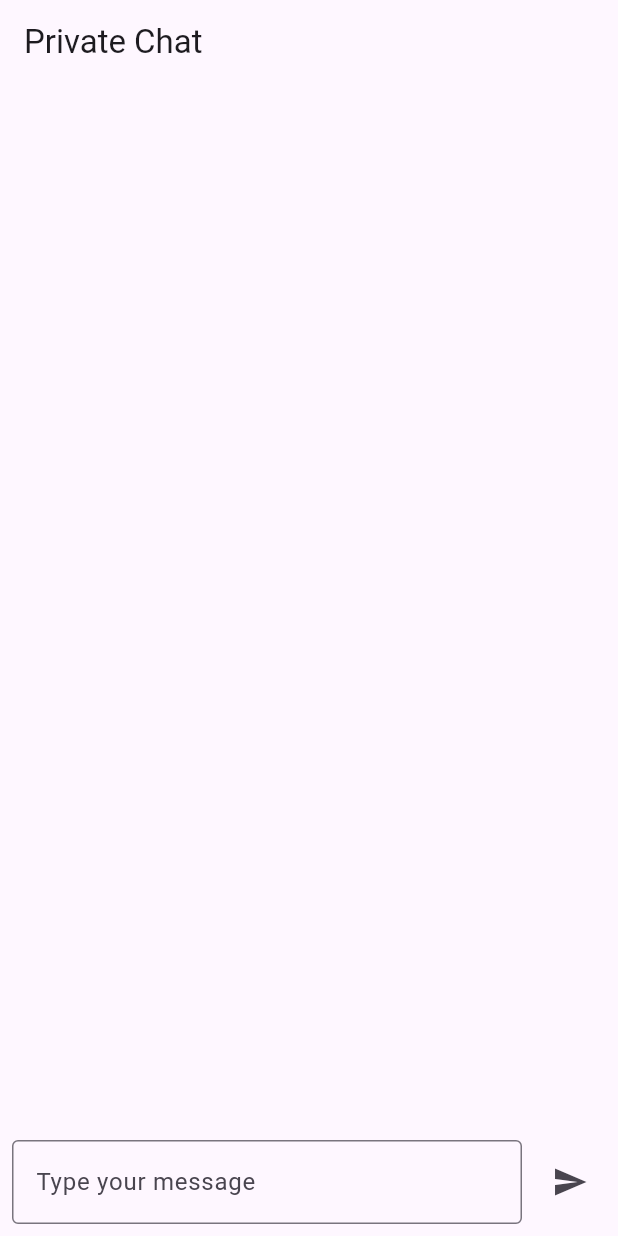
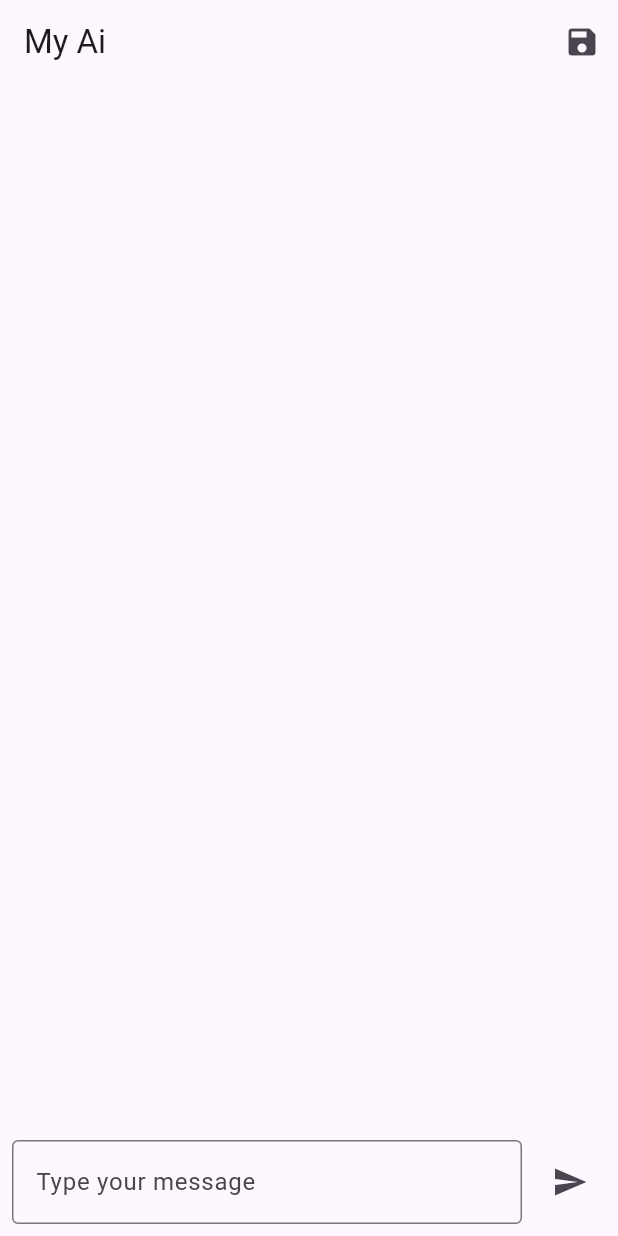
Before and after one commit to JeyzDFoo/private_ai, a Flutter app: the screen it shows after launch, on a phone screen of 412 x 824 dp. Run offline on Flutter 3.47's test engine with Material 3 defaults, Android fonts, the phone set to English and light mode, and no system bars.

Commit message:
Add shared_preferences dependency and update ChatScreen to handle chat history

```diff
--- a/lib/chat_screen.dart
+++ b/lib/chat_screen.dart
@@ -5,7 +5,8 @@ import 'package:flutter/material.dart';
 import 'package:http/http.dart' as http;
 
 class ChatScreen extends StatefulWidget {
-  const ChatScreen({super.key});
+  final Function updateHistory;
+  const ChatScreen({super.key, required this.updateHistory});
 
   @override
   ChatScreenState createState() => ChatScreenState();
@@ -144,11 +145,8 @@ class ChatScreenState extends State<ChatScreen> {
 
   @override
   Widget build(BuildContext context) {
-    return Scaffold(
-      appBar: AppBar(
-        title: Text('Private Chat'),
-      ),
-      body: Column(
+    widget.updateHistory(_messages);
+    return Column(
       children: [
         Expanded(
           child: ListView.builder(
@@ -159,9 +157,8 @@ class ChatScreenState extends State<ChatScreen> {
               return ListTile(
                 title: Text(
                   message.content,
-                    textAlign: message.role == 'user'
-                        ? TextAlign.right
-                        : TextAlign.left,
+                  textAlign:
+                      message.role == 'user' ? TextAlign.right : TextAlign.left,
                 ),
                 tileColor: message.role == 'user'
                     ? Colors.purple[50]
@@ -201,7 +198,6 @@ class ChatScreenState extends State<ChatScreen> {
           ),
         ),
       ],
-      ),
     );
   }
 }
--- a/lib/main.dart
+++ b/lib/main.dart
@@ -6,7 +6,12 @@ void main() {
 }
 
 class MyApp extends StatelessWidget {
-  const MyApp({super.key});
+  MyApp({super.key});
+  List<ChatMessage> chathistory = [];
+
+  updateChatHistory(List<ChatMessage> messages) {
+    chathistory = messages;
+  }
 
   @override
   Widget build(BuildContext context) {
@@ -15,7 +20,20 @@ class MyApp extends StatelessWidget {
       theme: ThemeData(
         primarySwatch: Colors.purple,
       ),
-      home: ChatScreen(),
+      home: Scaffold(
+          appBar: AppBar(
+            title: Text('My Ai'),
+            actions: [
+              IconButton(
+                  onPressed: () {
+                    saveChat();
+                  },
+                  icon: Icon(Icons.save))
+            ],
+          ),
+          body: ChatScreen(updateHistory: updateChatHistory)),
     );
   }
+
+  void saveChat() {}
 }
--- a/pubspec.yaml
+++ b/pubspec.yaml
@@ -11,6 +11,7 @@ dependencies:
     sdk: flutter
   http: ^1.3.0
   ollama: ^1.0.4
+  shared_preferences: ^2.5.1
 
 dev_dependencies:
   flutter_test:
```
Also changed, not shown: pubspec.lock, 7 other files. Lines whose indentation alone changed are shown as unchanged.
